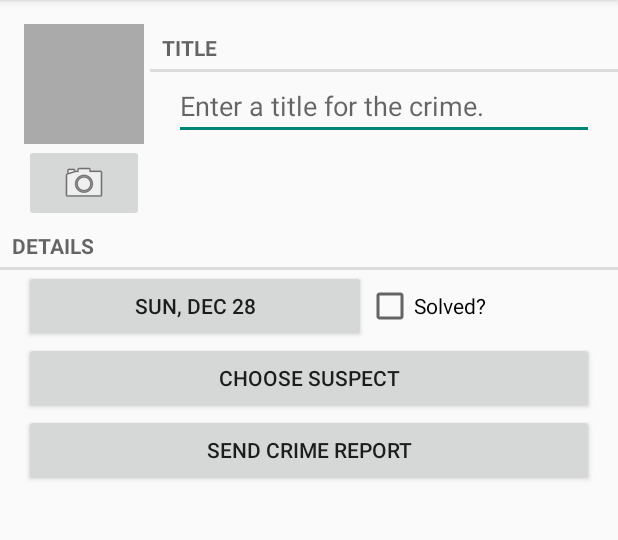
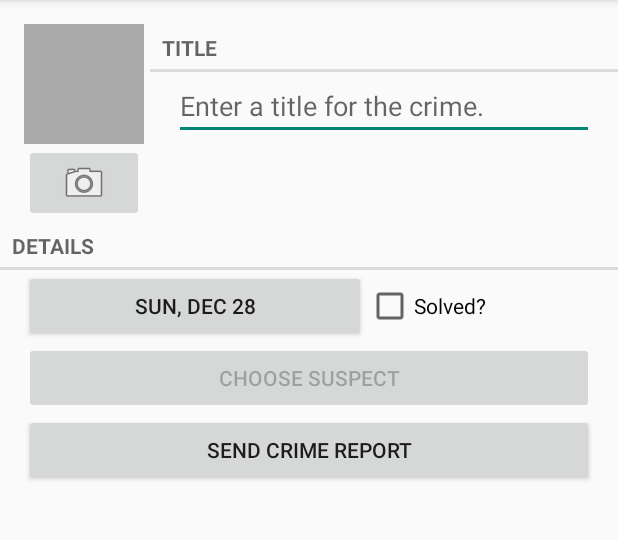
Before and after one commit to li2/android-hands-on, an Android app: the CrimePagerActivity screen opened directly, with no data from a screen before it, after a tap on "SEND CRIME REPORT", on a phone screen of 412 x 824 dp, the part 84-624 px from its top. Run offline under Robolectric (Android 15) with nearby library versions, the phone set to English and light mode, and no system bars.

Commit message:
在SQLite中添加新的字段；使用 implicit intent 向 Android 获取联系人，发送报告。
（1）在SQLite中添加新的字段，由于封装良好，除了在数据库中添加字段外，只需要修改两个函数：CrimeCursorWrapper.getCr
ime() 和 CrimeLab.getContentValues()。
（2）使用 try finally 关闭 cursor；
（3）使用 pm.resolveActivity(…) 查找给定 Intent 的 Activity；
（4）使用 ShareCompat.IntentBuilder 构造 ACTION_SEND intent；

```diff
--- a/CriminalIntentStudio/app/src/main/java/me/li2/android/criminalintent/CrimeFragment.java
+++ b/CriminalIntentStudio/app/src/main/java/me/li2/android/criminalintent/CrimeFragment.java
@@ -4,7 +4,6 @@ import android.annotation.TargetApi;
 import android.app.Activity;
 import android.content.Intent;
 import android.content.pm.PackageManager;
-import android.content.pm.ResolveInfo;
 import android.database.Cursor;
 import android.graphics.drawable.BitmapDrawable;
 import android.hardware.Camera;
@@ -14,6 +13,7 @@ import android.os.Bundle;
 import android.provider.ContactsContract;
 import android.support.v4.app.Fragment;
 import android.support.v4.app.FragmentManager;
+import android.support.v4.app.ShareCompat;
 import android.text.Editable;
 import android.text.TextWatcher;
 import android.text.format.DateFormat;
@@ -31,7 +31,6 @@ import android.widget.ImageButton;
 import android.widget.ImageView;
 
 import java.util.Date;
-import java.util.List;
 import java.util.UUID;
 
 /*
@@ -54,6 +53,7 @@ public class CrimeFragment extends Fragment {
     private CheckBox mSolvedCheckBox;
     private ImageButton mPhotoButton;
     private ImageView mPhotoView;
+    private Button mReportButton;
     private Button mSuspectButton;
     private Callbacks mCallbacks;
 
@@ -90,9 +90,6 @@ public class CrimeFragment extends Fragment {
     public View onCreateView(LayoutInflater inflater, ViewGroup container,  Bundle savedInstanceState) {
         // Inflate the layout for the fragment’s view and return the inflated View to the hosting activity.
         View v = inflater.inflate(R.layout.fragment_crime, container, false);
-
-        // 这段代码移到了 CrimePagerActivity中
-        // getActivity().getActionBar().setDisplayHomeAsUpEnabled(true);
 
         // Wiring widgets in a fragment.
         mTitleField  = (EditText) v.findViewById(R.id.crime_title);
@@ -169,8 +166,8 @@ public class CrimeFragment extends Fragment {
             mPhotoButton.setEnabled(false);
         }
 
-        Button reportButton = (Button) v.findViewById(R.id.crime_reportButton);
-        reportButton.setOnClickListener(new OnClickListener() {
+        mReportButton = (Button) v.findViewById(R.id.crime_reportButton);
+        mReportButton.setOnClickListener(new OnClickListener() {
             @Override
             public void onClick(View v) {
                 // the action that you are trying to perform
@@ -189,17 +186,19 @@ public class CrimeFragment extends Fragment {
                 // 要么是设备上只有唯一一个activity可以响应隐式intent。
                 // 为了将选择权交给用户，创建一个每次都显示的activity选择器。
                 i = Intent.createChooser(i, getString(R.string.send_report));
+//                startActivity(i);
 
-                // 如果没有与目标隐式intent相匹配的activity, 应用会立即崩溃。解决办法是首先通过操作系统中的PackageManager类进行自检。
-                PackageManager pm = getActivity().getPackageManager();
-                List<ResolveInfo> activities = pm.queryIntentActivities(i, 0);
-                boolean isIntentSafe = activities.size() > 0;
-                if (isIntentSafe) {
-                    startActivity(i);
-                }
+                // IntentBuilder 是构造 ACTION_SEND intent 的便利类，method-chaining 方式。
+                ShareCompat.IntentBuilder.from(getActivity())
+                        .setType("text/plain")
+                        .setText(getCrimeReport())
+                        .setSubject(getString(R.string.crime_report_subject))
+                        .setChooserTitle(getString(R.string.send_report))
+                        .startChooser();
             }
         });
 
+        final Intent pickContact = new Intent(Intent.ACTION_PICK, ContactsContract.Contacts.CONTENT_URI);
         mSuspectButton = (Button) v.findViewById(R.id.crime_suspectButton);
         mSuspectButton.setOnClickListener(new OnClickListener() {
             @Override
@@ -207,10 +206,21 @@ public class CrimeFragment extends Fragment {
                 // 请求Android协助从联系人数据库里获取某个具体联系人。第2个参数是数据获取位置 Uri
                 // 统一资源标识符 Uniform Resource Identifier 用于标识某一互联网资源名称的字符串。
                 // 该种标识允许用户对任何（包括本地和互联网）的资源通过特定的协议进行交互操作。
-                Intent i = new Intent(Intent.ACTION_PICK, ContactsContract.Contacts.CONTENT_URI);
-                startActivityForResult(i, REQUEST_CONTACT);
+                startActivityForResult(pickContact, REQUEST_CONTACT);
             }
         });
+
+        if (mCrime.getSuspect() != null) {
+            mSuspectButton.setText(mCrime.getSuspect());
+        }
+
+        // 如果没有与目标隐式intent相匹配的activity, 应用会立即崩溃。解决办法是首先通过操作系统中的PackageManager类进行自检。
+        // call resolveActivity(...) to find an activity that matches the Intent you gave it.
+        // MATCH_DEFAULT_ONLY 被隐式添加在所有隐式 Intent 中。
+        // 在这个函数调用中添加该flag，就会仅限于查找在 manifest 中声明了该flag的 Activity。
+        if (pm.resolveActivity(pickContact, PackageManager.MATCH_DEFAULT_ONLY) == null) {
+            mSuspectButton.setEnabled(false);
+        }
 
         return v;
     }
@@ -302,9 +312,9 @@ public class CrimeFragment extends Fragment {
            // ContentProvider类的实例封装了联系人数据库并提供给其他应用使用，通过ContentResolver访问ContentProvider.
            Cursor c = getActivity().getContentResolver().query(contactUri, queryFields, null, null, null);
 
+           try {
                // Double-check that you actually got results
                if (c.getCount() == 0) {
-               c.close();
                    return;
                }
 
@@ -314,7 +324,9 @@ public class CrimeFragment extends Fragment {
                mCrime.setSuspect(suspect);
                mCallbacks.onCrimeUpdated(mCrime);
                mSuspectButton.setText(suspect);
+           } finally {
                c.close();
+           }
         }
     }
 
--- a/CriminalIntentStudio/app/src/main/java/me/li2/android/criminalintent/CrimeLab.java
+++ b/CriminalIntentStudio/app/src/main/java/me/li2/android/criminalintent/CrimeLab.java
@@ -88,6 +88,7 @@ public class CrimeLab {
         values.put(CrimeTable.Cols.TITLE, crime.getTitle());
         values.put(CrimeTable.Cols.DATE, crime.getDate().getTime());
         values.put(CrimeTable.Cols.SOLVED, crime.isSolved() ? 1 : 0);
+        values.put(CrimeTable.Cols.SUSPECT, crime.getSuspect());
 
         return values;
     }
--- a/CriminalIntentStudio/app/src/main/java/me/li2/android/criminalintent/database/CrimeBaseHelper.java
+++ b/CriminalIntentStudio/app/src/main/java/me/li2/android/criminalintent/database/CrimeBaseHelper.java
@@ -23,7 +23,8 @@ public class CrimeBaseHelper extends SQLiteOpenHelper {
                 CrimeTable.Cols.UUID + ", " +
                 CrimeTable.Cols.TITLE + ", " +
                 CrimeTable.Cols.DATE + ", " +
-                CrimeTable.Cols.SOLVED +
+                CrimeTable.Cols.SOLVED + ", " +
+                CrimeTable.Cols.SUSPECT +
                 ")");
     }
 
--- a/CriminalIntentStudio/app/src/main/java/me/li2/android/criminalintent/database/CrimeCursorWrapper.java
+++ b/CriminalIntentStudio/app/src/main/java/me/li2/android/criminalintent/database/CrimeCursorWrapper.java
@@ -22,11 +22,13 @@ public class CrimeCursorWrapper extends CursorWrapper {
         String title = getString(getColumnIndex(CrimeTable.Cols.TITLE));
         long date = getInt(getColumnIndex(CrimeTable.Cols.DATE));
         int isSolved = getInt(getColumnIndex(CrimeTable.Cols.SOLVED));
+        String suspect = getString(getColumnIndex(CrimeTable.Cols.SUSPECT));
 
         Crime crime = new Crime(UUID.fromString(uuidString));
         crime.setTitle(title);
         crime.setDate(new Date(date));
         crime.setSolved(isSolved != 0);
+        crime.setSuspect(suspect);
 
         return crime;
     }
--- a/CriminalIntentStudio/app/src/main/java/me/li2/android/criminalintent/database/CrimeDbSchema.java
+++ b/CriminalIntentStudio/app/src/main/java/me/li2/android/criminalintent/database/CrimeDbSchema.java
@@ -15,6 +15,7 @@ public class CrimeDbSchema {
             public static final String TITLE = "title";
             public static final String DATE = "date";
             public static final String SOLVED = "solved";
+            public static final String SUSPECT = "suspect";
         }
     }
 }
```
Lines whose indentation alone changed are shown as unchanged.
